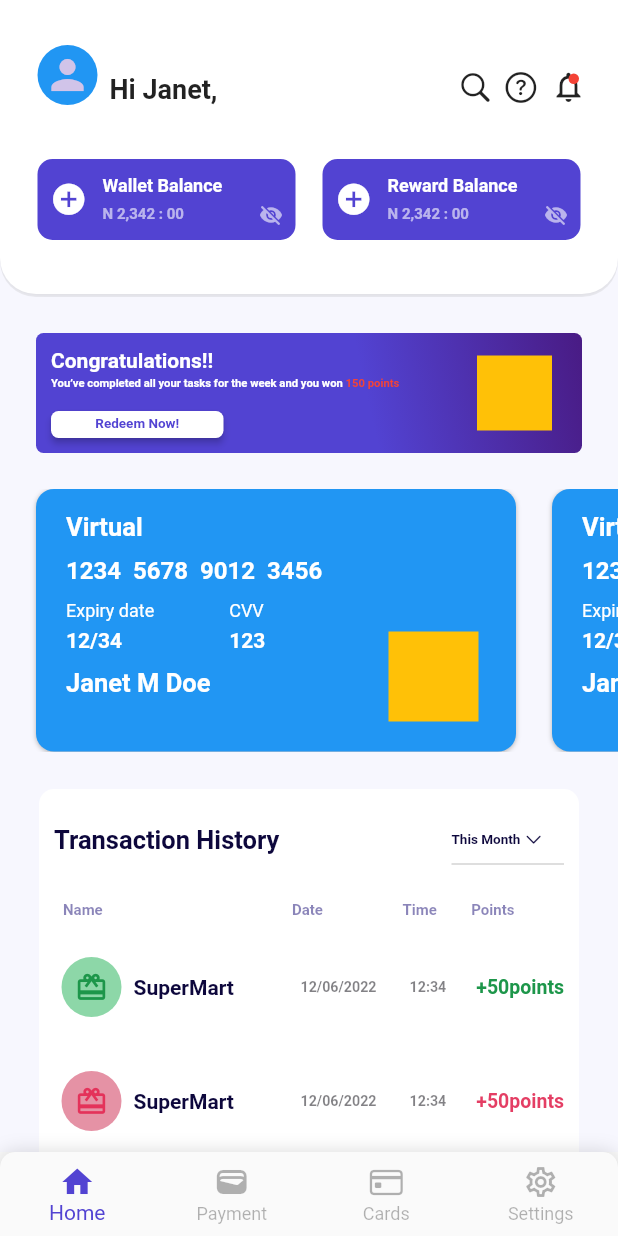
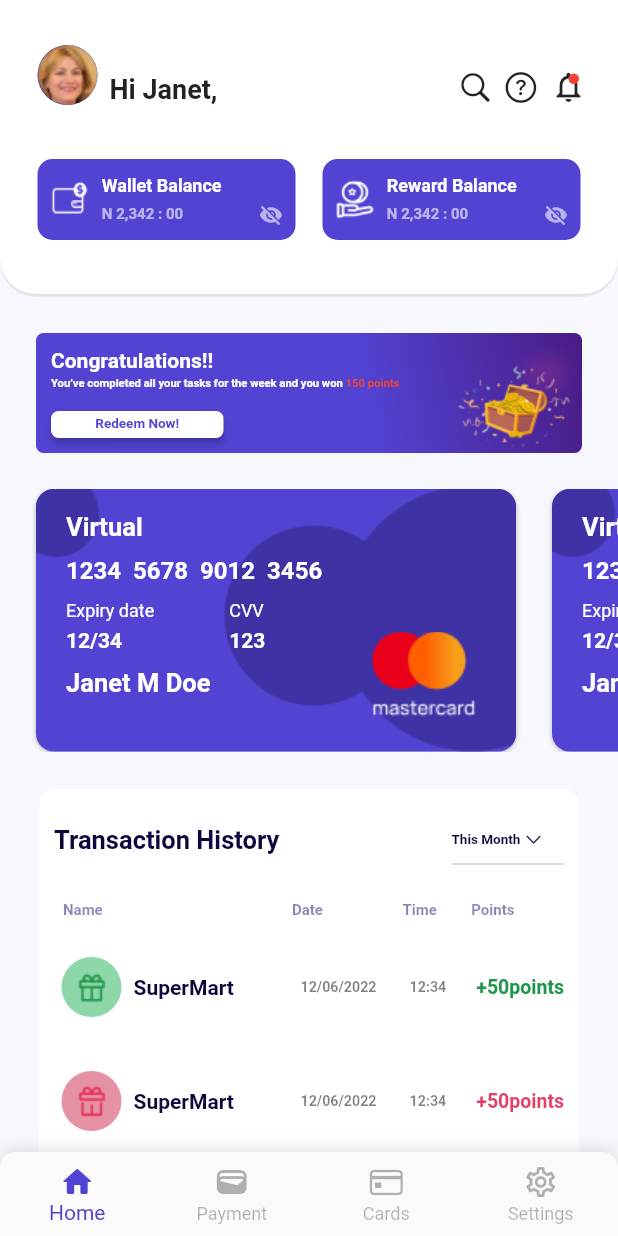
Before and after one commit to toni-21/Assessment-App, a Flutter app: the screen it shows after launch, on a phone screen of 412 x 824 dp. Run offline on Flutter 3.47's test engine with Material 2 defaults, Android fonts, the light colour scheme and no system bars.

Commit message:
design assets added

```diff
--- a/lib/view/pages/dashboard.dart
+++ b/lib/view/pages/dashboard.dart
@@ -50,8 +50,9 @@ class _DashboardState extends State<Dashboard> {
                           crossAxisAlignment: CrossAxisAlignment.end,
                           children: [
                             CircleAvatar(
-                              backgroundColor: Colors.blue,
-                              child: Icon(Icons.person, size: 32),
+                              backgroundImage: AssetImage(
+                                'assets/profile.png',
+                              ),
                             ),
                             SizedBox(width: 8),
                             Text(
@@ -99,12 +100,12 @@ class _DashboardState extends State<Dashboard> {
                                     BorderRadius.all(Radius.circular(10)),
                               ),
                               child: Row(children: [
-                                Icon(
-                                  Icons.add_circle,
-                                  size: 25,
-                                  color: Colors.white,
+                                ImageIcon(
+                                  AssetImage('assets/wallet_balance.png'),
+                                  color: white,
+                                  size: 26.5,
                                 ),
-                                SizedBox(width: 10),
+                                SizedBox(width: 8),
                                 Column(
                                   mainAxisAlignment:
                                       MainAxisAlignment.spaceAround,
@@ -153,12 +154,12 @@ class _DashboardState extends State<Dashboard> {
                                     BorderRadius.all(Radius.circular(10)),
                               ),
                               child: Row(children: [
-                                Icon(
-                                  Icons.add_circle,
-                                  size: 25,
-                                  color: Colors.white,
+                                ImageIcon(
+                                  AssetImage('assets/reward_balance.png'),
+                                  color: white,
+                                  size: 26.5,
                                 ),
-                                SizedBox(width: 10),
+                                SizedBox(width: 8),
                                 Column(
                                   mainAxisAlignment:
                                       MainAxisAlignment.spaceAround,
@@ -208,7 +209,6 @@ class _DashboardState extends State<Dashboard> {
               Container(
                 height: 80,
                 margin: EdgeInsets.symmetric(horizontal: 24, vertical: 24),
-                padding: EdgeInsets.symmetric(horizontal: 10, vertical: 10),
                 decoration: BoxDecoration(
                     color: darkBlue,
                     borderRadius: BorderRadius.all(Radius.circular(5)),
@@ -228,7 +228,9 @@ class _DashboardState extends State<Dashboard> {
                           purple,
                         ])),
                 child: Row(children: [
-                  Column(
+                  Padding(
+                    padding: EdgeInsets.only(top: 10, bottom: 10, left: 10),
+                    child: Column(
                       crossAxisAlignment: CrossAxisAlignment.start,
                       children: [
                         Text(
@@ -282,12 +284,16 @@ class _DashboardState extends State<Dashboard> {
                         ),
                       ],
                     ),
+                  ),
                   Spacer(),
                   Container(
-                    margin: EdgeInsets.only(right: 10),
-                    height: 50,
-                    width: 50,
-                    color: Colors.amber,
+                    height: 75,
+                    width: 85,
+                    decoration: BoxDecoration(
+                      image: DecorationImage(
+                          image: AssetImage('assets/celebration.png'),
+                          fit: BoxFit.cover),
+                    ),
                   )
                 ]),
               ),
@@ -311,10 +317,11 @@ class _DashboardState extends State<Dashboard> {
                             EdgeInsets.symmetric(horizontal: 20, vertical: 15),
                         decoration: BoxDecoration(
                           borderRadius: BorderRadius.circular(12),
-                            // image: DecorationImage(
-                            //   image: AssetImage('assets/card_design.png'),
-                            //   fit: BoxFit.fill,
-                            // ),
+                          image: DecorationImage(
+                            image: AssetImage('assets/card_background.png'),
+                            fit: BoxFit.fill,
+                          ),
+                          color: darkBlue,
                           boxShadow: [
                             BoxShadow(
                               color: Colors.grey.withOpacity(0.75),
@@ -322,7 +329,7 @@ class _DashboardState extends State<Dashboard> {
                               blurRadius: 2.0,
                             ),
                           ],
-                            color: Colors.blue),
+                        ),
                         child: Row(
                           children: [
                             Column(
@@ -410,9 +417,14 @@ class _DashboardState extends State<Dashboard> {
                             Spacer(),
                             Container(
                               height: 60,
-                              width: 60,
+                              width: 72,
                               margin: EdgeInsets.only(top: 75, right: 5),
-                              color: Colors.amber,
+                              decoration: BoxDecoration(
+                                image: DecorationImage(
+                                  image: AssetImage('assets/mastercard.png'),
+                                  fit: BoxFit.contain,
+                                ),
+                              ),
                             )
                           ],
                         ),
@@ -531,6 +543,9 @@ class _DashboardState extends State<Dashboard> {
                             (index == 0 || index == 3) ? darkGreen : darkerPink;
                         Color iconColor =
                             (index == 0 || index == 3) ? darkGreen : iconPink;
+                        String iconString = (index == 0 || index == 3)
+                            ? 'assets/gift_green.png'
+                            : 'assets/gift_red.png';
                         return ListTile(
                             horizontalTitleGap: 0,
                             contentPadding: EdgeInsets.only(
@@ -538,8 +553,12 @@ class _DashboardState extends State<Dashboard> {
                             leading: CircleAvatar(
                               backgroundColor: avatarColor,
                               radius: 20,
-                                child: Icon(Icons.wallet_giftcard_outlined,
-                                    color: iconColor, size: 22)),
+                              child: ImageIcon(
+                                AssetImage(iconString),
+                                color: iconColor,
+                                size: 27.5,
+                              ),
+                            ),
                             title: Row(
                               children: [
                                 SizedBox(width: 8),
--- a/lib/view/pages/home.dart
+++ b/lib/view/pages/home.dart
@@ -52,13 +52,19 @@ class _HomeState extends State<StatefulWidget> {
                 type: BottomNavigationBarType.fixed,
                 items: [
                   BottomNavigationBarItem(
-                      icon: Icon(Icons.home), label: 'Home'),
+                      icon: Icon(Icons.home_rounded), label: 'Home'),
                   BottomNavigationBarItem(
-                      icon: Icon(Icons.wallet), label: 'Payment'),
+                    icon: Icon(Icons.wallet),
+                    label: 'Payment',
+                  ),
                   BottomNavigationBarItem(
-                      icon: Icon(CupertinoIcons.creditcard), label: 'Cards'),
+                    icon: Icon(CupertinoIcons.creditcard),
+                    label: 'Cards',
+                  ),
                   BottomNavigationBarItem(
-                      icon: Icon(Icons.settings_outlined), label: 'Settings'),
+                    icon: Icon(Icons.settings_outlined),
+                    label: 'Settings',
+                  ),
                 ]),
           ),
         ));
--- a/pubspec.yaml
+++ b/pubspec.yaml
@@ -58,8 +58,8 @@ flutter:
   uses-material-design: true
 
   # To add assets to your application, add an assets section, like this:
-  # assets:
-  #   - images/a_dot_burr.jpeg
+  assets:
+    - assets/
   #   - images/a_dot_ham.jpeg
 
   # An image asset can refer to one or more resolution-specific "variants", see
```
Also changed, not shown: assets/Cardholder.png (added), assets/card_background.png (added), assets/celebration.png (added), assets/credit_card.png (added), assets/gift_green.png (added), assets/gift_red.png (added), assets/house.png (added), assets/mastercard.png (added), assets/profile.png (added), assets/reward_balance.png (added), assets/settings.png (added), assets/wallet_balance.png (added). Lines whose indentation alone changed are shown as unchanged.
